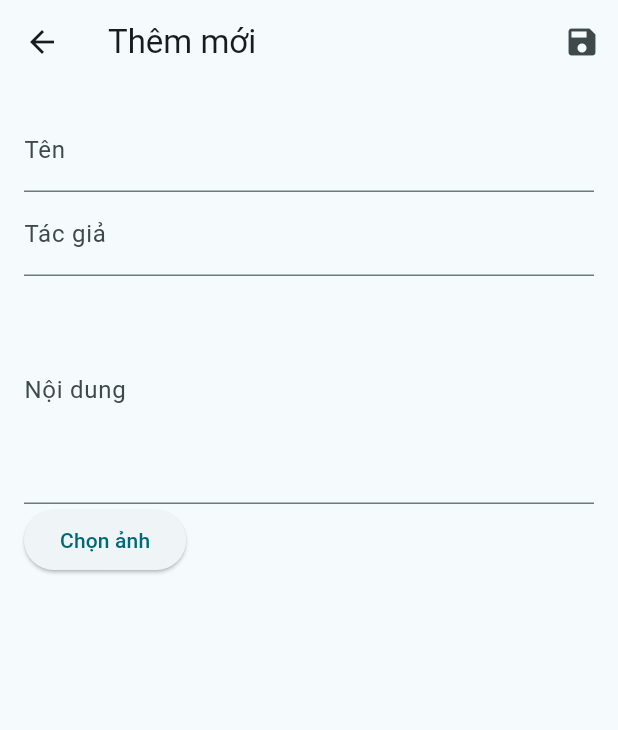
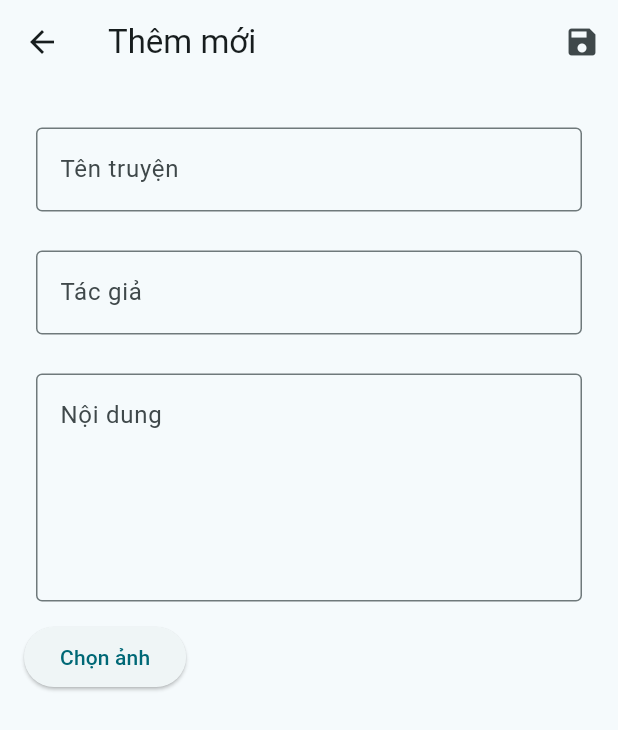
Before and after one commit to phuong2512/FlutterDev, a Flutter app: the SampleItemUpdate screen opened directly, on a phone screen of 412 x 824 dp. Shown: the top 730 px of the screen. Run offline on Flutter 3.47's test engine with Material 3 defaults, Android fonts, the phone set to English and light mode, and no system bars; our stand-ins replace diacritic, google_fonts, image_picker, shared_preferences; missing offline and left inert: localstore; accounts and stored records are empty.

Commit message:
Update home_screen.dart

```diff
--- a/Project/crud_mvvm_app/lib/home_screen.dart
+++ b/Project/crud_mvvm_app/lib/home_screen.dart
@@ -134,31 +134,45 @@ class _SampleItemUpdateState extends State<SampleItemUpdate> {
               child: Column(
                 crossAxisAlignment: CrossAxisAlignment.start,
                 children: [
-                  TextFormField(
-                    controller: nameController,
-                    decoration: const InputDecoration(labelText: 'Tên'),
+                  Padding(
+                    padding: EdgeInsets.symmetric(horizontal: 8, vertical: 13),
+                    child: TextFormField(
+                      controller: nameController,
+                      decoration: const InputDecoration(
+                          border: OutlineInputBorder(), hintText: 'Tên truyện'),
+                    ),
                   ),
-                  TextFormField(
-                    controller: authorController,
-                    decoration: const InputDecoration(labelText: 'Tác giả'),
+                  Padding(
+                    padding: EdgeInsets.symmetric(horizontal: 8, vertical: 13),
+                    child: TextFormField(
+                      controller: authorController,
+                      decoration: const InputDecoration(
+                          border: OutlineInputBorder(), hintText: 'Tác giả'),
+                    ),
                   ),
-                  TextFormField(
-                    controller: contentController,
-                    decoration: const InputDecoration(labelText: 'Nội dung'),
-                    keyboardType: TextInputType.multiline,
-                    maxLines: 5,
+                  Padding(
+                    padding: EdgeInsets.symmetric(horizontal: 8, vertical: 13),
+                    child: TextFormField(
+                      controller: contentController,
+                      decoration: const InputDecoration(
+                        border: OutlineInputBorder(),
+                        hintText: 'Nội dung',
+                      ),
+                      keyboardType: TextInputType.multiline,
+                      maxLines: 5,
+                    ),
                   ),
                   ElevatedButton(
                     onPressed: _pickImage,
                     child:
                         Text(imageFile != null ? 'Chọn lại ảnh' : 'Chọn ảnh'),
                   ),
+                  const SizedBox(height: 10),
                   imageFile != null
                       ? Image.file(
                           File(imageFile!.path),
                           width: MediaQuery.of(context).size.width,
                           fit: BoxFit.cover,
-                          height: 105,
                         )
                       : const SizedBox.shrink(),
                 ],
@@ -372,7 +386,8 @@ class SampleItemSearchDelegate extends SearchDelegate<SampleItem> {
           leading: CircleAvatar(
             backgroundImage: item.image.isNotEmpty
                 ? FileImage(File(item.image))
-                : const AssetImage('assets/images/flutter_logo.png') as ImageProvider,
+                : const AssetImage('assets/images/flutter_logo.png')
+                    as ImageProvider,
           ),
           onTap: () {
             close(context, item);
@@ -401,7 +416,8 @@ class SampleItemSearchDelegate extends SearchDelegate<SampleItem> {
           leading: CircleAvatar(
             backgroundImage: item.image.isNotEmpty
                 ? FileImage(File(item.image))
-                : const AssetImage('assets/images/flutter_logo.png') as ImageProvider,
+                : const AssetImage('assets/images/flutter_logo.png')
+                    as ImageProvider,
           ),
           onTap: () {
             close(context, item);
```
